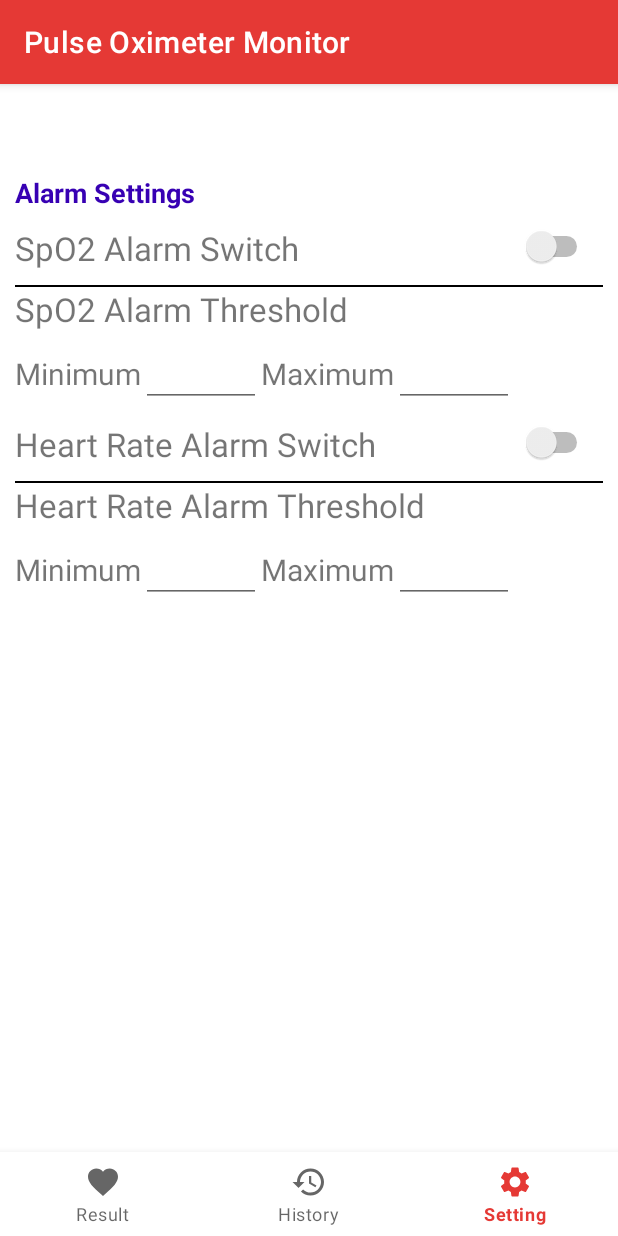
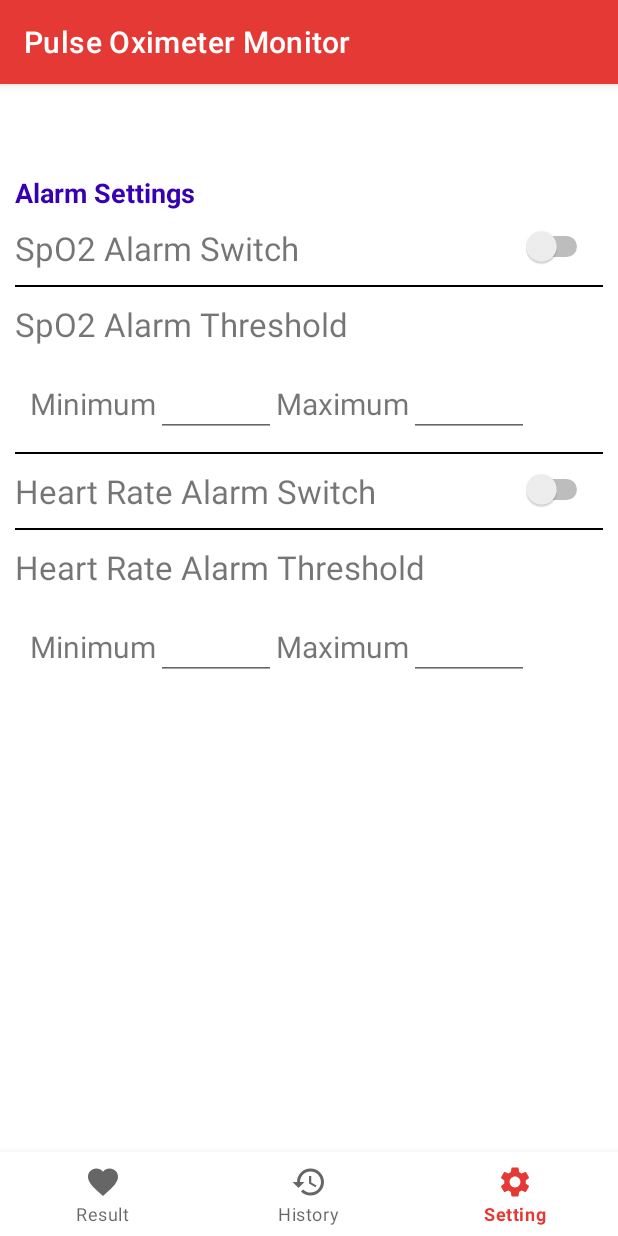
Before and after one commit to xuantoKhanh/FinalProjectApp, an Android app: the screen it shows after launch (Measurement_Results), item 3 of the bottom bar chosen, on a phone screen of 412 x 824 dp. Run offline under Robolectric (Android 15) with nearby library versions, the phone set to English and light mode, and no system bars; our stand-ins replace Firebase (no records; nobody signed in at launch, a user with empty details on screens opened directly); 5 statements that could not run were skipped.

```diff
--- a/app/src/main/java/com/example/finalprojectapp/HistoryData/DataAdapter.java
+++ b/app/src/main/java/com/example/finalprojectapp/HistoryData/DataAdapter.java
@@ -67,8 +67,8 @@ public class DataAdapter extends RecyclerView.Adapter<DataAdapter.DataViewHolder
         holder.layoutDelete.setOnClickListener(new View.OnClickListener() {
             @Override
             public void onClick(View v) {
-//                HistoryFragment.listHistory.mListData.remove(holder.getAdapterPosition());
-               mListData.remove(holder.getAdapterPosition());
+//                HistoryFragment.mdataAdapter.mListData.remove(holder.getAdapterPosition());
+                mListData.remove(holder.getAdapterPosition());
                 notifyItemRemoved(holder.getAdapterPosition());
             }
         });
--- a/app/src/main/java/com/example/finalprojectapp/fragment/ResultFragment.java
+++ b/app/src/main/java/com/example/finalprojectapp/fragment/ResultFragment.java
@@ -6,12 +6,14 @@ import android.view.LayoutInflater;
 import android.view.View;
 import android.view.ViewGroup;
 import android.widget.TextView;
+import android.widget.Toast;
 
 import androidx.annotation.NonNull;
 import androidx.fragment.app.Fragment;
 
 import com.example.finalprojectapp.HistoryData.Data;
 import com.example.finalprojectapp.HistoryData.MySharedPreferences;
+import com.example.finalprojectapp.Measurement_Results;
 import com.example.finalprojectapp.R;
 import com.example.finalprojectapp.HistoryData.UIModel;
 import com.google.firebase.database.DataSnapshot;
@@ -45,6 +47,7 @@ public class ResultFragment extends Fragment {
         if (!keys.equalsIgnoreCase(""))
             mList = UIModel.getInstance().provideGSon().fromJson(ResultFragment.spf.getString("LISTDATA"), new TypeToken<ArrayList<Data>>() {
             }.getType());
+
         getDatatoObject();
 
         mData.child("Heart rate").addValueEventListener(new ValueEventListener() {
@@ -52,6 +55,14 @@ public class ResultFragment extends Fragment {
             public void onDataChange(@NonNull DataSnapshot snapshot) {
                 Log.e("HR -- ", snapshot.getValue().toString());
                 textViewHR.setText(snapshot.getValue().toString());
+                Toast.makeText(getActivity(), "Your Heart Rate is abnormal!", Toast.LENGTH_LONG).show();
+
+                float i = Float.parseFloat(snapshot.getValue().toString());
+                if(i<60.00 && i >100.00){
+                    Toast.makeText(getActivity(), "Your Heart Rate is abnormal!", Toast.LENGTH_LONG).show();
+                }
+
+
             }
 
             @Override
@@ -74,6 +85,7 @@ public class ResultFragment extends Fragment {
         });
 
 
+
         return view;
     }
 
@@ -86,6 +98,7 @@ public class ResultFragment extends Fragment {
             public void onDataChange(@NonNull DataSnapshot snapshot) {
                 Data data = snapshot.getValue(Data.class);
                 Log.e("Go here", UIModel.getInstance().provideGSon().toJson(data));
+
                 if (data != null) {
                     mList.add(data);
                     getSPFInstance().setString("LISTDATA", UIModel.getInstance().provideGSon().toJson(mList));
@@ -100,62 +113,9 @@ public class ResultFragment extends Fragment {
             }
         });
 
-//        myRef.addListenerForSingleValueEvent(new ValueEventListener() {
-//            @Override
-//            public void onDataChange(@NonNull DataSnapshot snapshot) {
-//                Data data = snapshot.getValue(Data.class);
-//                Log.e("Go here", UIModel.getInstance().provideGSon().toJson(data));
-//
-//                if (data != null) {
-//                    mList.add(data);
-//                    getSPFInstance().setString("LISTDATA", UIModel.getInstance().provideGSon().toJson(mList));
-//                    Log.e("mList", mList.size() + "");
-//                    if (HistoryFragment.isResume && HistoryFragment.mdataAdapter != null) {
-//                        HistoryFragment.mdataAdapter.setListaData(data);
-//                    }
-//                }
-//            }
-//
-//            @Override
-//            public void onCancelled(@NonNull DatabaseError error) {
-//
-//            }
-//        });
     }
-//
-//    private void getListItems() {
-//        FirebaseDatabase database = FirebaseDatabase.getInstance();
-//        DatabaseReference myRef = database.getReference("Store");
-//
-//        myRef.collection("some collection").get()
-//                .addOnSuccessListener(new OnSuccessListener<QuerySnapshot>() {
-//                    @Override
-//                    public void onSuccess(QuerySnapshot documentSnapshots) {
-//                        if (documentSnapshots.isEmpty()) {
-//                            Log.d(TAG, "onSuccess: LIST EMPTY");
-//                            return;
-//                        } else {
-//                            // Convert the whole Query Snapshot to a list
-//                            // of objects directly! No need to fetch each
-//                            // document.
-//                            List<Type> types = documentSnapshots.toObjects(Type.class);
-//
-//                            // Add all to your list
-//                            mList.addAll(types);
-//                            Log.d(TAG, "onSuccess: " + mArrayList);
-//                        }
-//                    });
-//                            .addOnFailureListener(new OnFailureListener() {
-//                        @Override
-//                        public void onFailure(@NonNull Exception e) {
-//                            Toast.makeText(getApplicationContext(), "Error getting data!!!", Toast.LENGTH_LONG).show();
-//                        }
-//                    });
-//                }
-//    }
 
     public static MySharedPreferences spf;
-
     public MySharedPreferences getSPFInstance() {
         if (spf == null) {
             spf = new MySharedPreferences(getContext());
--- a/app/src/main/res/layout/fragment_setting.xml
+++ b/app/src/main/res/layout/fragment_setting.xml
@@ -46,7 +46,7 @@
 
             <Switch
                 android:id="@+id/switchSp"
-                android:layout_width="wrap_content"
+                android:layout_width="50dp"
                 android:layout_height="wrap_content"
                 android:layout_weight="2"
                 />
@@ -61,7 +61,8 @@
     <LinearLayout
         android:layout_width="match_parent"
         android:layout_height="wrap_content"
-        android:orientation="vertical">
+        android:orientation="vertical"
+        android:paddingTop = "10dp">
         <TextView
             android:layout_width="match_parent"
             android:layout_height="wrap_content"
@@ -71,7 +72,8 @@
        <androidx.constraintlayout.widget.ConstraintLayout
            android:layout_width="match_parent"
            android:layout_height="wrap_content"
-           android:layout_marginTop="5dp">
+           android:layout_marginTop="5dp"
+           android:padding="10dp">
 
            <TextView
                android:id="@+id/tvmimSp"
@@ -110,6 +112,12 @@
                tools:ignore="MissingConstraints" />
 
        </androidx.constraintlayout.widget.ConstraintLayout>
+        <TextView
+            android:paddingTop="10dp"
+            android:layout_width="match_parent"
+            android:layout_height="1dp"
+            android:background="@color/black"
+            />
 
 
     </LinearLayout>
@@ -141,7 +149,7 @@
 
             <Switch
                 android:id="@+id/switchHr"
-                android:layout_width="wrap_content"
+                android:layout_width="50dp"
                 android:layout_height="wrap_content"
                 android:layout_weight="2"
                 />
@@ -157,7 +165,8 @@
     <LinearLayout
         android:layout_width="match_parent"
         android:layout_height="wrap_content"
-        android:orientation="vertical">
+        android:orientation="vertical"
+        android:layout_marginTop="10dp">
         <TextView
             android:layout_width="match_parent"
             android:layout_height="wrap_content"
@@ -167,7 +176,8 @@
         <androidx.constraintlayout.widget.ConstraintLayout
             android:layout_width="match_parent"
             android:layout_height="wrap_content"
-            android:layout_marginTop="5dp">
+            android:layout_marginTop="5dp"
+            android:padding="10dp">
 
             <TextView
                 android:id="@+id/tvmimHr"
```
